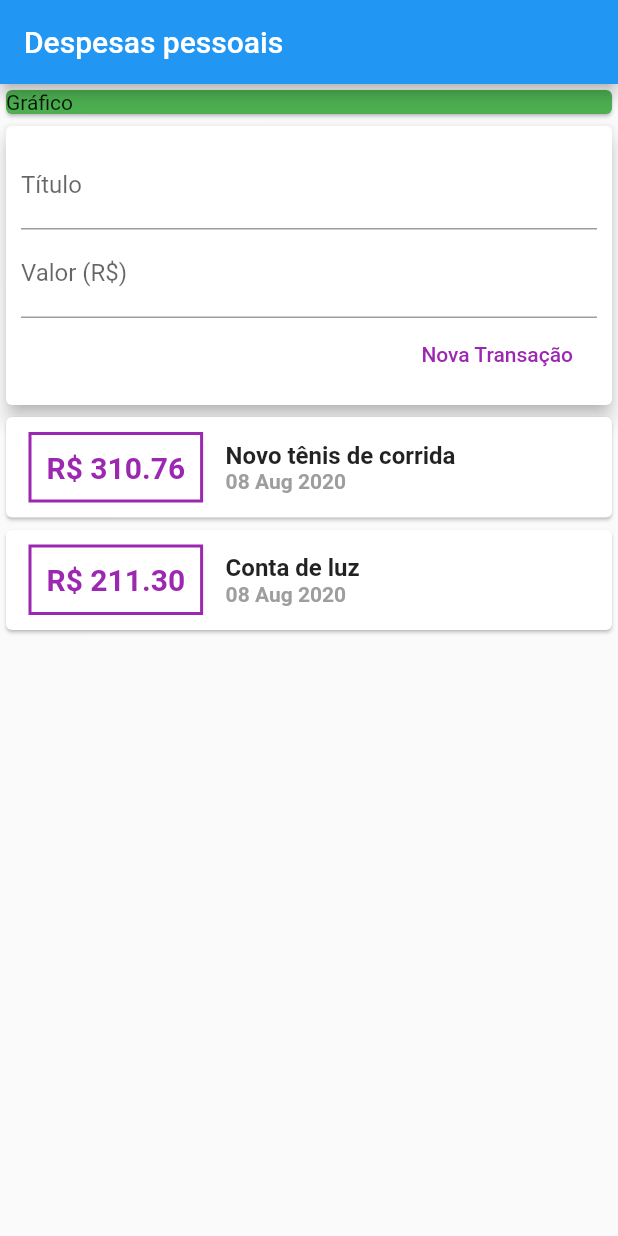
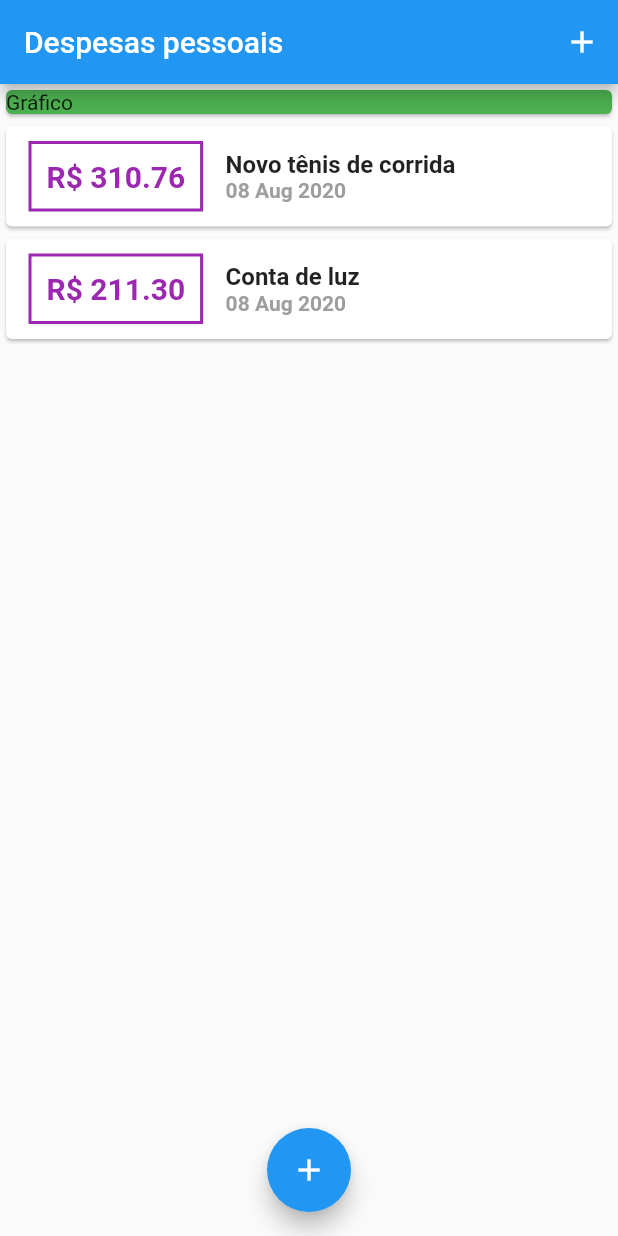
Before and after one commit to victor-souza-vieira/expenses, a Flutter app: the screen it shows after launch, on a phone screen of 412 x 824 dp. Run offline on Flutter 3.47's test engine with Material 2 defaults, Android fonts, the phone set to English and light mode, and no system bars.

```diff
--- a/lib/components/transaction_user.dart
+++ /dev/null
@@ -1,49 +0,0 @@
-import 'dart:math';
-
-import 'package:expenses/models/transaction.dart';
-import 'package:flutter/material.dart';
-import 'transaction_form.dart';
-import 'transaction_list.dart';
-
-class TransactionUser extends StatefulWidget {
-  @override
-  _TransactionUserState createState() => _TransactionUserState();
-}
-
-class _TransactionUserState extends State<TransactionUser> {
-  final _transations = [
-    Transaction(
-        id: 't1',
-        title: 'Novo tênis de corrida',
-        value: 310.76,
-        date: DateTime.now()),
-    Transaction(
-      id: 't2',
-      title: 'Conta de luz',
-      value: 211.30,
-      date: DateTime.now(),
-    ),
-  ];
-
-  _addTransaction(String title, double value) {
-    final newTransaction = Transaction(
-      id: Random().nextDouble().toString(),
-      title: title,
-      value: value,
-      date: DateTime.now(),
-    );
-    setState(() {
-      _transations.add(newTransaction);
-    });
-  }
-
-  @override
-  Widget build(BuildContext context) {
-    return Column(
-      children: [
-        TransactionForm(onSubmit: _addTransaction),
-        TransactionList(transactions: _transations),
-      ],
-    );
-  }
-}
--- a/lib/main.dart
+++ b/lib/main.dart
@@ -1,5 +1,10 @@
-import 'package:expenses/components/transaction_user.dart';
+import 'dart:math';
+
+import 'package:expenses/components/transaction_form.dart';
 import 'package:flutter/material.dart';
+
+import 'components/transaction_list.dart';
+import 'models/transaction.dart';
 
 main() => runApp(ExpensesApp());
 
@@ -13,12 +18,58 @@ class ExpensesApp extends StatelessWidget {
   }
 }
 
-class MyHomePage extends StatelessWidget {
+class MyHomePage extends StatefulWidget {
+  @override
+  _MyHomePageState createState() => _MyHomePageState();
+}
+
+class _MyHomePageState extends State<MyHomePage> {
+  final _transations = [
+    Transaction(
+        id: 't1',
+        title: 'Novo tênis de corrida',
+        value: 310.76,
+        date: DateTime.now()),
+    Transaction(
+      id: 't2',
+      title: 'Conta de luz',
+      value: 211.30,
+      date: DateTime.now(),
+    ),
+  ];
+
+  _addTransaction(String title, double value) {
+    final newTransaction = Transaction(
+      id: Random().nextDouble().toString(),
+      title: title,
+      value: value,
+      date: DateTime.now(),
+    );
+    setState(() {
+      _transations.add(newTransaction);
+    });
+  }
+
+  _openTransactionFormModal(BuildContext context) {
+    showModalBottomSheet(
+      context: context,
+      builder: (_) {
+        return TransactionForm(onSubmit: _addTransaction);
+      },
+    );
+  }
+
   @override
   Widget build(BuildContext context) {
     return Scaffold(
       appBar: AppBar(
         title: Text("Despesas pessoais"),
+        actions: [
+          IconButton(
+            icon: Icon(Icons.add),
+            onPressed: () => _openTransactionFormModal(context),
+          )
+        ],
       ),
       body: SingleChildScrollView(
         child: Column(
@@ -30,10 +81,15 @@ class MyHomePage extends StatelessWidget {
                 child: Text("Gráfico"),
               ),
             ),
-            TransactionUser(),
+            TransactionList(transactions: _transations),
           ],
         ),
       ),
+      floatingActionButton: FloatingActionButton(
+        onPressed: () => _openTransactionFormModal(context),
+        child: Icon(Icons.add),
+      ),
+      floatingActionButtonLocation: FloatingActionButtonLocation.centerFloat,
     );
   }
 }
```
Also changed, not shown: lib/components/transaction_form.dart (+11 -4 lines).
